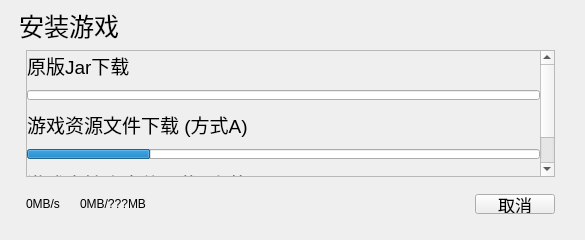
First picture: the form in UI/GameInstallWindow/GameInstallWindow.ui, repository SkyWorldStudio/Minecraft-Optimal-Starter_3, before the edit.
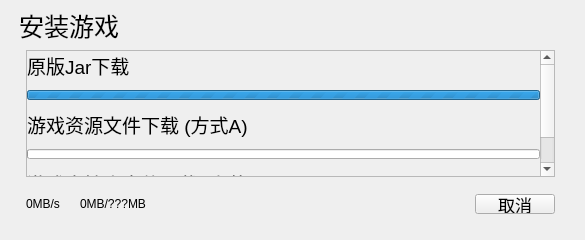
Second picture: the form after the edit. The open tabs and pages were chosen to show the change. Icons and pictures are not drawn. Custom widgets are drawn as their Qt base class.

Patch:
```diff
--- a/UI/GameInstallWindow/GameInstallWindow.ui
+++ b/UI/GameInstallWindow/GameInstallWindow.ui
@@ -337,11 +337,14 @@
                      <height>10</height>
                     </size>
                    </property>
+                   <property name="minimum">
+                    <number>0</number>
+                   </property>
                    <property name="maximum">
-                    <number>-1</number>
+                    <number>0</number>
                    </property>
                    <property name="value">
-                    <number>-1</number>
+                    <number>0</number>
                    </property>
                    <property name="textVisible">
                     <bool>false</bool>
@@ -368,8 +371,11 @@
                      <height>10</height>
                     </size>
                    </property>
+                   <property name="maximum">
+                    <number>100</number>
+                   </property>
                    <property name="value">
-                    <number>24</number>
+                    <number>0</number>
                    </property>
                    <property name="textVisible">
                     <bool>false</bool>
```
Left out of the diff: 5 changed lines with no effect on the pictures.
